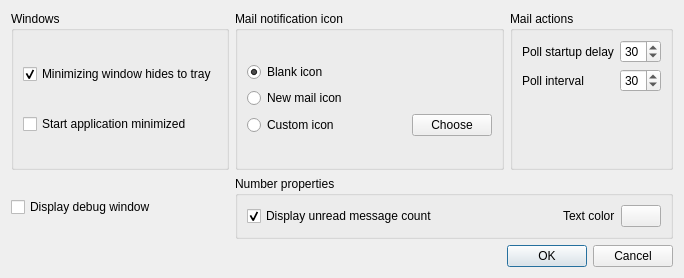
The window that app/SysTray-X/preferences.ui (Ximi1970/systray-x) describes before a commit, drawn with Qt 5.
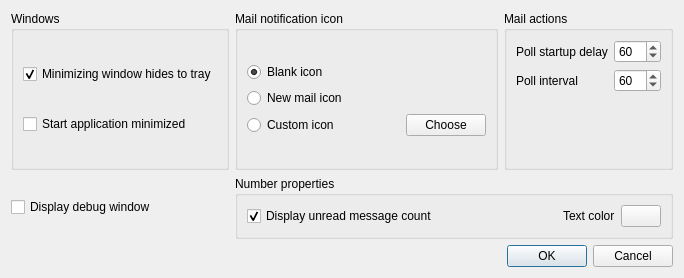
The same window after the commit. Icons and pictures are not drawn.

```diff
--- a/app/SysTray-X/preferences.ui
+++ b/app/SysTray-X/preferences.ui
@@ -176,8 +176,11 @@
             <property name="minimum">
              <number>1</number>
             </property>
+            <property name="maximum">
+             <number>999</number>
+            </property>
             <property name="value">
-             <number>30</number>
+             <number>60</number>
             </property>
            </widget>
           </item>
@@ -193,8 +196,11 @@
             <property name="minimum">
              <number>1</number>
             </property>
+            <property name="maximum">
+             <number>999</number>
+            </property>
             <property name="value">
-             <number>30</number>
+             <number>60</number>
             </property>
            </widget>
           </item>
```
